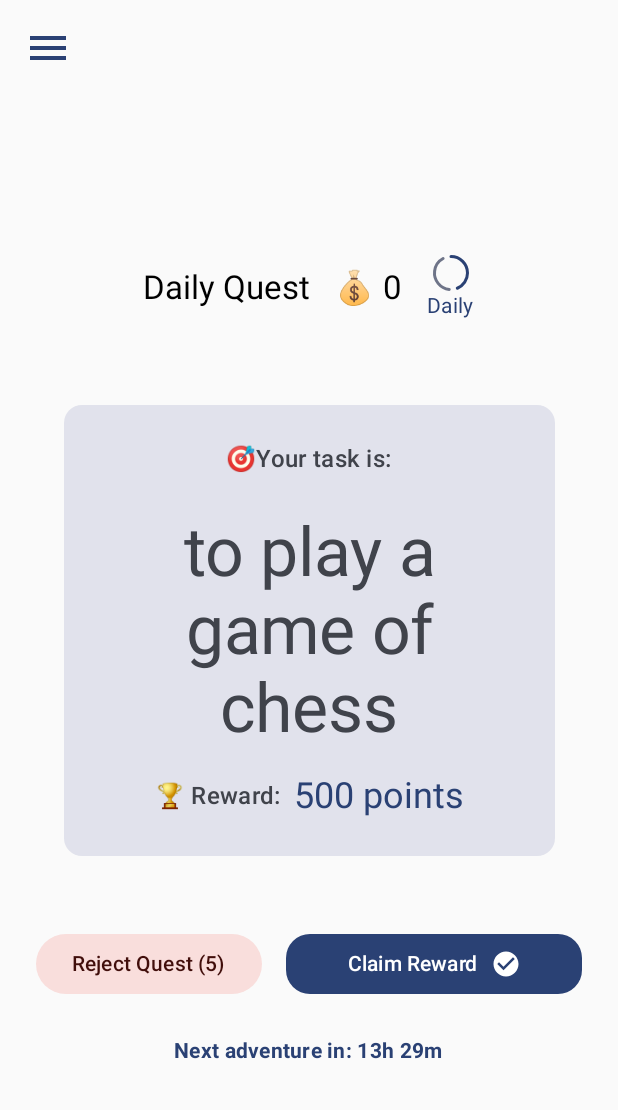
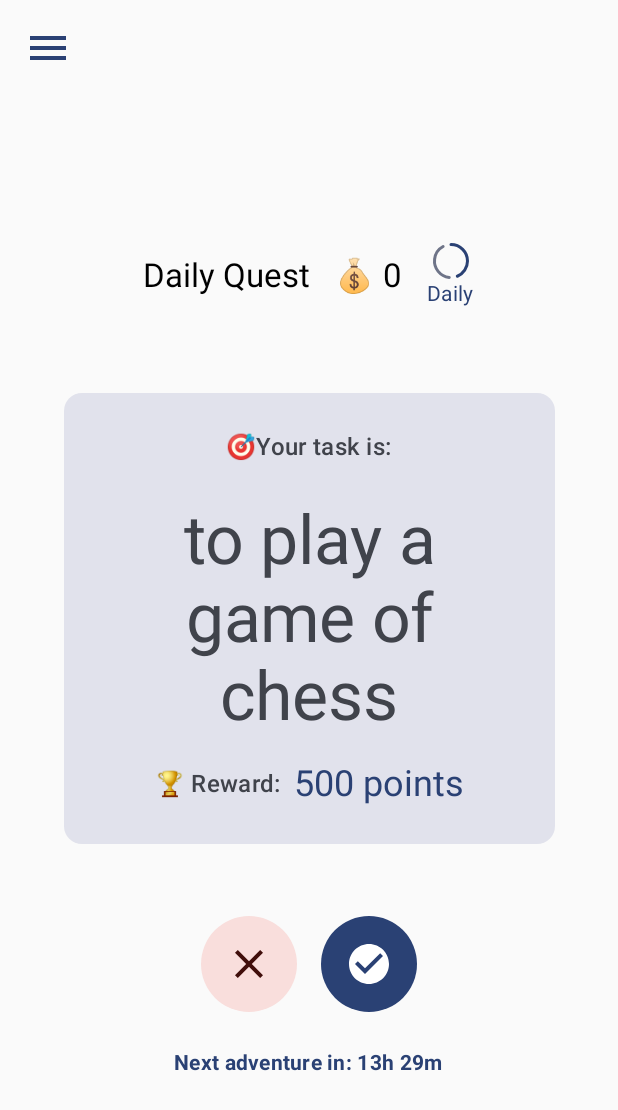
Before and after one commit to Gomuro/DailyQuestApp, an Android app built with Jetpack Compose: the screen it shows after launch (MainActivity), on a phone screen of 412 x 824 dp. Shown: the top 1110 px of the screen. Run offline under Robolectric (Android 15) with nearby library versions, the phone set to English and light mode, and no system bars.

Commit message:
feat: update MainActivity UI for quest rejection and reward claiming, enhance DataStoreManager to log task history with timestamps

```diff
--- a/app/src/main/java/com/example/dailyquestapp/MainActivity.kt
+++ b/app/src/main/java/com/example/dailyquestapp/MainActivity.kt
@@ -79,6 +79,7 @@ import com.example.dailyquestapp.data.local.TaskStatus
 import androidx.compose.material.icons.filled.Settings
 import com.example.dailyquestapp.components.MenuItem
 import androidx.compose.material.icons.outlined.History
+import androidx.compose.foundation.shape.CircleShape
 
 class MainActivity : ComponentActivity() {
     lateinit var questTextView: TextView
@@ -305,7 +306,8 @@ class MainActivity : ComponentActivity() {
 
                     Row(
                         horizontalArrangement = Arrangement.spacedBy(16.dp),
-                        modifier = Modifier.padding(vertical = 8.dp)
+                        modifier = Modifier.padding(vertical = 8.dp),
+                        verticalAlignment = Alignment.CenterVertically
                     ) {
                         Button(
                             onClick = {
@@ -331,9 +333,15 @@ class MainActivity : ComponentActivity() {
                             colors = ButtonDefaults.buttonColors(
                                 containerColor = MaterialTheme.colorScheme.errorContainer,
                                 contentColor = MaterialTheme.colorScheme.onErrorContainer
+                            ),
+                            modifier = Modifier.size(64.dp),
+                            contentPadding = PaddingValues(0.dp)
+                        ) {
+                            Icon(
+                                imageVector = Icons.Default.Close,
+                                contentDescription = "Reject Quest (${5 - rejectCount} left)",
+                                modifier = Modifier.size(32.dp)
                             )
-                        ) {
-                            Text("Reject Quest (${5 - rejectCount})")
                         }
 
                         Button(
@@ -365,24 +373,21 @@ class MainActivity : ComponentActivity() {
                                 }
                             },
                             modifier = Modifier
-                                .widthIn(min = 200.dp)
+                                .size(64.dp)
                                 .scale(if (showReward) 0.9f else 1f),
-                            shape = MaterialTheme.shapes.large,
+                            shape = CircleShape,
                             colors = ButtonDefaults.buttonColors(
                                 containerColor = if (showReward) MaterialTheme.colorScheme.primary.copy(alpha = 0.7f)
                                                 else MaterialTheme.colorScheme.primary,
                                 contentColor = MaterialTheme.colorScheme.onPrimary
+                            ),
+                            contentPadding = PaddingValues(0.dp)
+                        ) {
+                            Icon(
+                                imageVector = Icons.Default.CheckCircle,
+                                contentDescription = "Claim Reward",
+                                modifier = Modifier.size(32.dp)
                             )
-                        ) {
-                            Row(verticalAlignment = Alignment.CenterVertically) {
-                                Text("Claim Reward", style = MaterialTheme.typography.labelLarge)
-                                Spacer(Modifier.width(8.dp))
-                                Icon(
-                                    imageVector = Icons.Default.CheckCircle,
-                                    contentDescription = "Claim",
-                                    modifier = Modifier.size(20.dp)
-                                )
-                            }
                         }
                     }
 
--- a/app/src/main/java/com/example/dailyquestapp/data/local/DataStoreManager.kt
+++ b/app/src/main/java/com/example/dailyquestapp/data/local/DataStoreManager.kt
@@ -6,6 +6,7 @@ import androidx.datastore.preferences.core.*
 import androidx.datastore.preferences.preferencesDataStore
 import kotlinx.coroutines.flow.Flow
 import kotlinx.coroutines.flow.map
+import java.text.SimpleDateFormat
 import java.util.*
 
 val Context.dataStore: DataStore<Preferences> by preferencesDataStore(name = "user_progress")
@@ -62,13 +63,13 @@ class DataStoreManager(context: Context) {
 
     suspend fun saveTaskHistory(quest: String, points: Int, status: TaskStatus) {
         val calendar = Calendar.getInstance()
+        val dateFormat = SimpleDateFormat("yyyy-MM-dd", Locale.getDefault())
+        val timeFormat = SimpleDateFormat("HH:mm:ss", Locale.getDefault())
+        val formattedDate = dateFormat.format(calendar.time)
+        val formattedTime = timeFormat.format(calendar.time)
+
         val pointsPrefix = if (status == TaskStatus.COMPLETED) "+" else ""
-        val taskEntry = """
-            ${calendar.time} |
-            ${quest.trim()} |
-            ${pointsPrefix}${points}pts |
-            ${status}
-        """.trimIndent()
+        val taskEntry = "$formattedDate|$formattedTime|${quest.trim()}|${pointsPrefix}${points}pts|$status"
 
         dataStore.edit { preferences ->
             val currentHistory = preferences[TASK_HISTORY] ?: ""
@@ -90,15 +91,17 @@ class DataStoreManager(context: Context) {
                 historyString.split("\n").mapNotNull { line ->
                     try {
                         val parts = line.split("|").map { it.trim() }
-                        if (parts.size >= 4) {
-                            val dateTime = parts[0].split(" ")
-                            val date = if (dateTime.size > 0) dateTime[0] else ""
-                            val time = if (dateTime.size > 1) dateTime[1] else ""
-                            val quest = parts[1]
-                            val pointsText = parts[2].replace("pts", "").replace("+", "").trim()
+                        if (parts.size == 5) {
+                            val date = parts[0]
+                            val time = parts[1]
+                            val quest = parts[2]
+                            val pointsText = parts[3].replace("pts", "").replace("+", "").trim()
                             val points = pointsText.toIntOrNull() ?: 0
-                            val status = if (parts[3].equals("COMPLETED", true))
-                                TaskStatus.COMPLETED else TaskStatus.REJECTED
+                            val status = try {
+                                TaskStatus.valueOf(parts[4].uppercase(Locale.ROOT))
+                            } catch (e: IllegalArgumentException) {
+                                TaskStatus.REJECTED
+                            }
 
                             TaskProgress(
                                 quest = quest,
```
